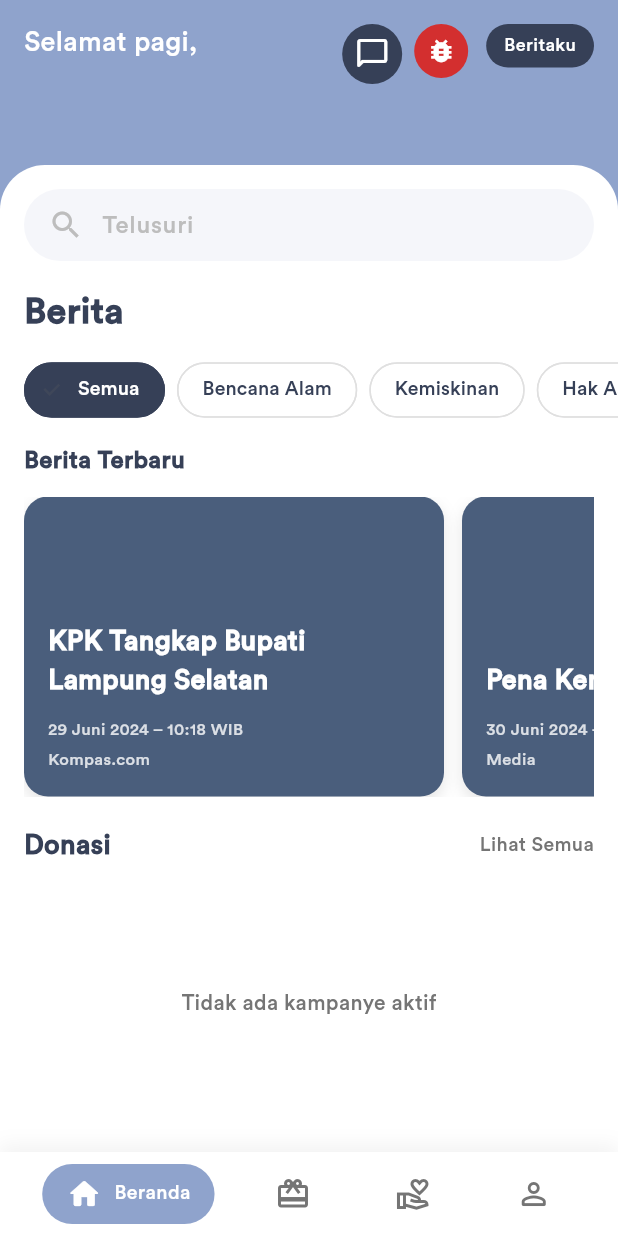
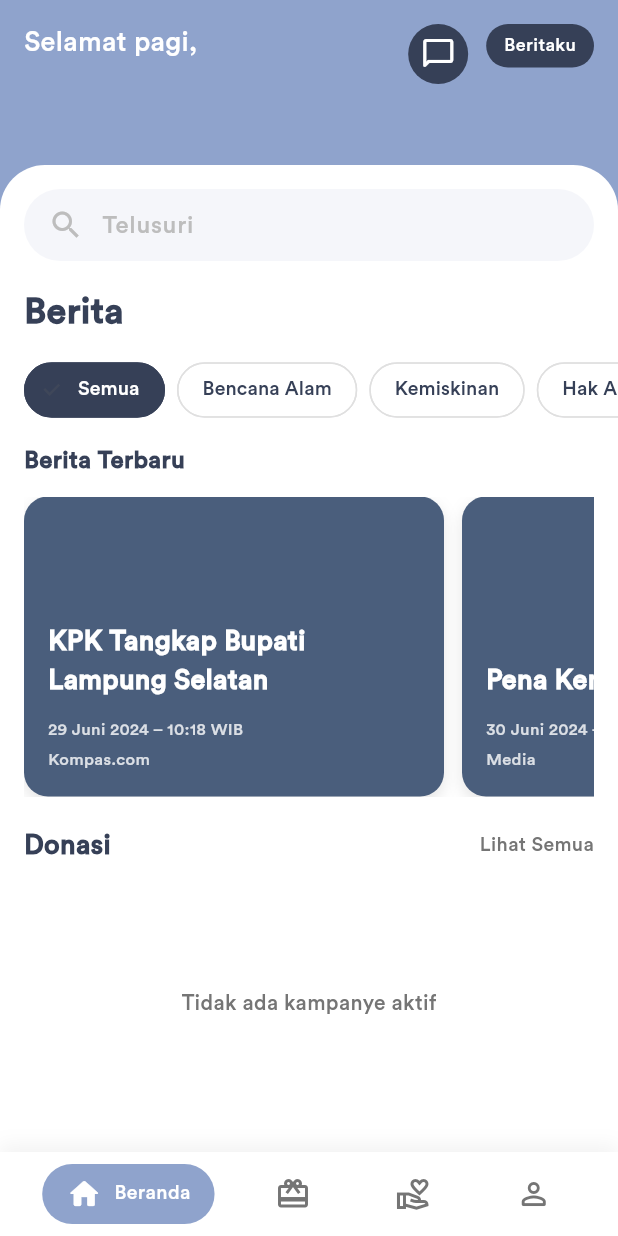
Before and after one commit to hanscakrawangsa15/BersatuBantu, a Flutter app: the DashboardScreen screen opened directly, on a phone screen of 412 x 824 dp. Run offline on Flutter 3.47's test engine with Material 3 defaults, Android fonts, the phone set to English and light mode, and no system bars; our stand-ins replace file_picker, flutter_dotenv, geolocator, google_maps_flutter, image_picker, shared_preferences and 1 more; missing offline and left inert: bcrypt, dart:html, dart:js_util; accounts and stored records are empty.

```diff
--- a/lib/fitur/dashboard/dashboard_screen.dart
+++ b/lib/fitur/dashboard/dashboard_screen.dart
@@ -8,7 +8,6 @@ import 'package:bersatubantu/fitur/donasi/donasi_screen.dart';
 import 'package:bersatubantu/fitur/berikandonasi/berikandonasi.dart';
 import 'package:bersatubantu/fitur/aturprofile/aturprofile.dart';
 import 'package:bersatubantu/fitur/chat/screens/chat_list_screen.dart';
-import 'package:bersatubantu/fitur/chat/screens/chat_debug_screen.dart';
 
 // --- IMPORT UNTUK NAVIGASI BERITA ---
 import 'package:bersatubantu/fitur/berita_sosial/models/berita_model.dart';
@@ -295,11 +294,8 @@ class _DashboardScreenState extends State<DashboardScreen> with WidgetsBindingOb
         _onRoutePopped(result);
         break;
       case 2:
-<<<<<<< HEAD
         // Navigate to Aksi screen (TODO)
         print('[Dashboard] Navigate to Aksi');
-=======
->>>>>>> 6119d188fbebc1d4049b75bdcce684f7317902e9
         setState(() {
           _selectedIndex = index;
         });
@@ -418,28 +414,6 @@ class _DashboardScreenState extends State<DashboardScreen> with WidgetsBindingOb
                         Icons.chat_bubble_outline_rounded,
                         color: Colors.white,
                         size: 24,
-                      ),
-                    ),
-                  ),
-                  const SizedBox(width: 8),
-                  // DEBUG BUTTON - TEMPORARY
-                  GestureDetector(
-                    onTap: () {
-                      Navigator.push(
-                        context,
-                        MaterialPageRoute(builder: (context) => const ChatDebugScreen()),
-                      );
-                    },
-                    child: Container(
-                      padding: const EdgeInsets.all(8),
-                      decoration: BoxDecoration(
-                        color: Colors.red[700],
-                        borderRadius: BorderRadius.circular(20),
-                      ),
-                      child: const Icon(
-                        Icons.bug_report,
-                        color: Colors.white,
-                        size: 20,
                       ),
                     ),
                   ),
```
